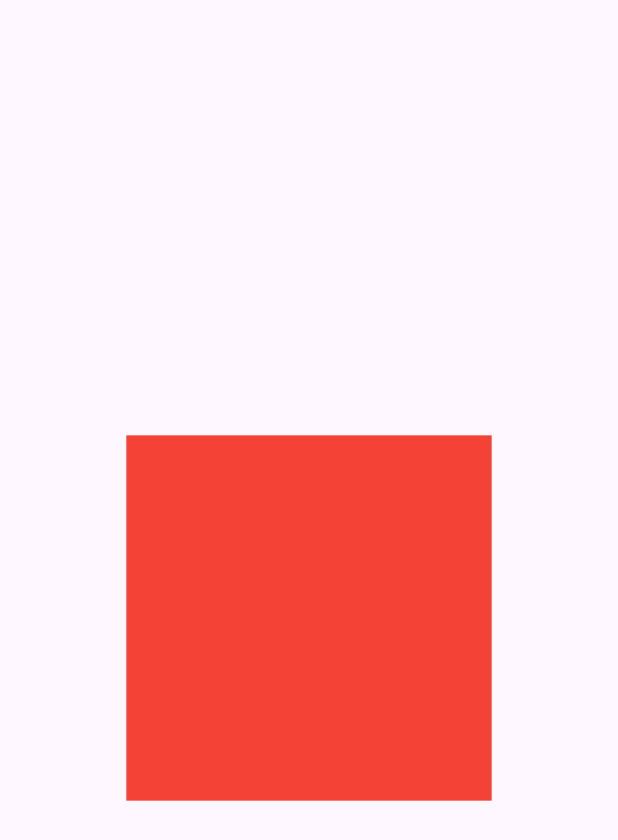
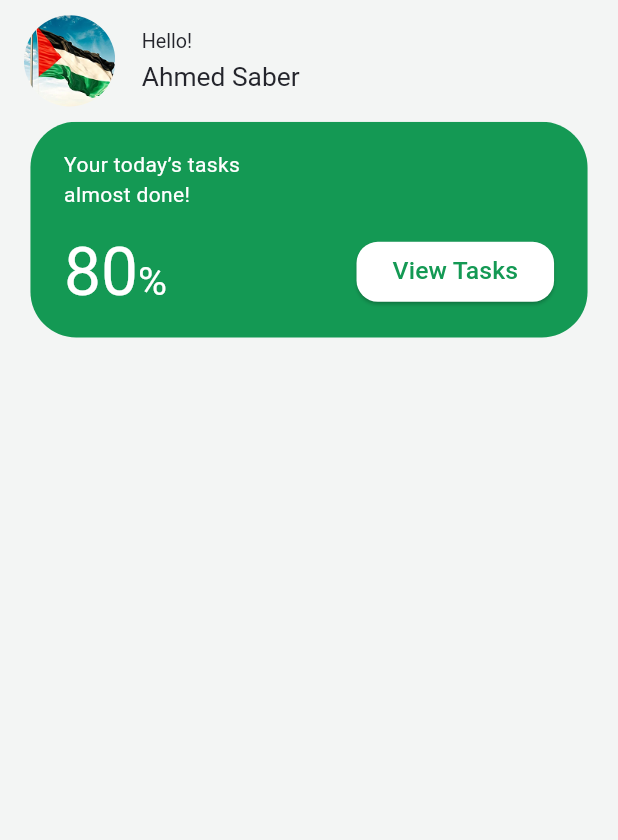
Before and after one commit to a-saber/NTI4_Flutter, a Flutter app: the screen it shows after launch, on a phone screen of 412 x 824 dp. Shown: the top 840 px of the screen. Run offline on Flutter 3.47's test engine with Material 3 defaults, Android fonts, the phone set to English and light mode, and no system bars; our stand-ins replace flutter_screenutil.

Commit message:
assign core

```diff
--- /dev/null
+++ b/lib/core/utils/app_colors.dart
@@ -0,0 +1,9 @@
+import 'package:flutter/material.dart';
+
+abstract class AppColors
+{
+  static const Color backgroundColor = Color(0xffF3F5F4);
+  static const Color primary = Color(0xFF149954);
+  static const Color white = Colors.white;
+
+}
--- a/lib/home_view.dart
+++ b/lib/home_view.dart
@@ -1,19 +1,128 @@
 import 'package:flutter/material.dart';
 import 'package:flutter_screenutil/flutter_screenutil.dart';
+import 'package:nti4flutter/core/utils/app_colors.dart';
 
 class HomeView extends StatelessWidget {
   const HomeView({super.key});
 
   @override
   Widget build(BuildContext context) {
-    // print(MediaQuery.of(context).size.height);
-    // print(MediaQuery.of(context).size.width);
     return Scaffold(
-      body: Center(
-        child: Container(
-          height: 240.r,
-          width: 240.r,
-          color: Colors.red,
+      appBar: AppBar(
+        toolbarHeight: 80.r,
+        title: Row(
+          children:
+          [
+            Container(
+              height: 60.r,
+              width: 60.r,
+              decoration: BoxDecoration(
+                shape: BoxShape.circle,
+                image: DecorationImage(
+                    image:AssetImage('assets/flag.png')
+                )
+              ),
+            ),
+            SizedBox(width: 16.w,),
+            Column(
+              crossAxisAlignment: CrossAxisAlignment.start,
+              children:
+              [
+                Text('Hello!',
+                style: TextStyle(
+                    color: Color(0xFF24252C),
+                    fontSize: 12.sp
+                  ),
+                ),
+                SizedBox(height: 4.h,),
+                Text('Ahmed Saber',
+                  style: TextStyle(
+                      color: Color(0xFF24252C),
+                      fontSize: 16.sp
+                  ),
+                ),
+
+
+              ],
+            )
+          ],
+        ),
+      ),
+      body: Padding(
+        padding: REdgeInsets.symmetric(
+          horizontal: 20
+        ),
+        child: Column(
+          children:
+          [
+            Container(
+              decoration: BoxDecoration(
+                borderRadius: BorderRadius.circular(30.r),
+                color: AppColors.primary,
+              ),
+              padding: REdgeInsets.symmetric(
+                horizontal: 22,
+                vertical: 18
+              ),
+              child: Column(
+                crossAxisAlignment: CrossAxisAlignment.start,
+                children:
+                [
+                  Text(
+                    'Your today’s tasks\nalmost done!',
+                    style: TextStyle(
+                      color: AppColors.white
+                    ),
+                  ),
+                  SizedBox(height: 16.h,),
+                  Row(
+                    mainAxisAlignment: MainAxisAlignment.spaceBetween,
+                    children:
+                    [
+                      RichText(text: TextSpan(
+                        children: [
+                          TextSpan(
+                            text: '80',
+                            style: TextStyle(
+                              fontSize: 40.sp,
+                              color: AppColors.white,
+                            )
+                          ),
+                          TextSpan(
+                            text: '%',
+                            style: TextStyle(
+                              fontSize: 24.sp,
+                              color: AppColors.white,
+                            )
+                          ),
+
+                        ]
+                      )),
+                      ElevatedButton(
+                        style: ElevatedButton.styleFrom(
+                          foregroundColor: AppColors.primary,
+                          backgroundColor: AppColors.white,
+                          shape: RoundedRectangleBorder(
+                            borderRadius: BorderRadius.circular(14.r)
+                          )
+                        ),
+                        onPressed: (){
+                          print('pressed');
+                        },
+                        child: Text('View Tasks',
+                        style: TextStyle(
+                          fontSize: 15.sp
+                        ),)
+                      )
+
+                    ],
+                  )
+
+                ],
+              ),
+
+            )
+          ],
         ),
       ),
     );
--- a/lib/main.dart
+++ b/lib/main.dart
@@ -1,6 +1,7 @@
 
 import 'package:flutter_screenutil/flutter_screenutil.dart';
 import 'package:flutter/material.dart';
+import 'package:nti4flutter/core/utils/app_colors.dart';
 
 import 'home_view.dart';
 
@@ -24,6 +25,12 @@ class MyApp extends StatelessWidget
       {
         return MaterialApp(
           debugShowCheckedModeBanner: false,
+          theme: ThemeData(
+            scaffoldBackgroundColor: AppColors.backgroundColor,
+            appBarTheme: AppBarTheme(
+              backgroundColor: AppColors.backgroundColor
+            )
+          ),
           home: HomeView(),
         );
       },
--- a/pubspec.yaml
+++ b/pubspec.yaml
@@ -60,8 +60,8 @@ flutter:
   uses-material-design: true
 
   # To add assets to your application, add an assets section, like this:
-  # assets:
-  #   - images/a_dot_burr.jpeg
+  assets:
+   - assets/
   #   - images/a_dot_ham.jpeg
 
   # An image asset can refer to one or more resolution-specific "variants", see
```
Also changed, not shown: assets/flag.png (added).
